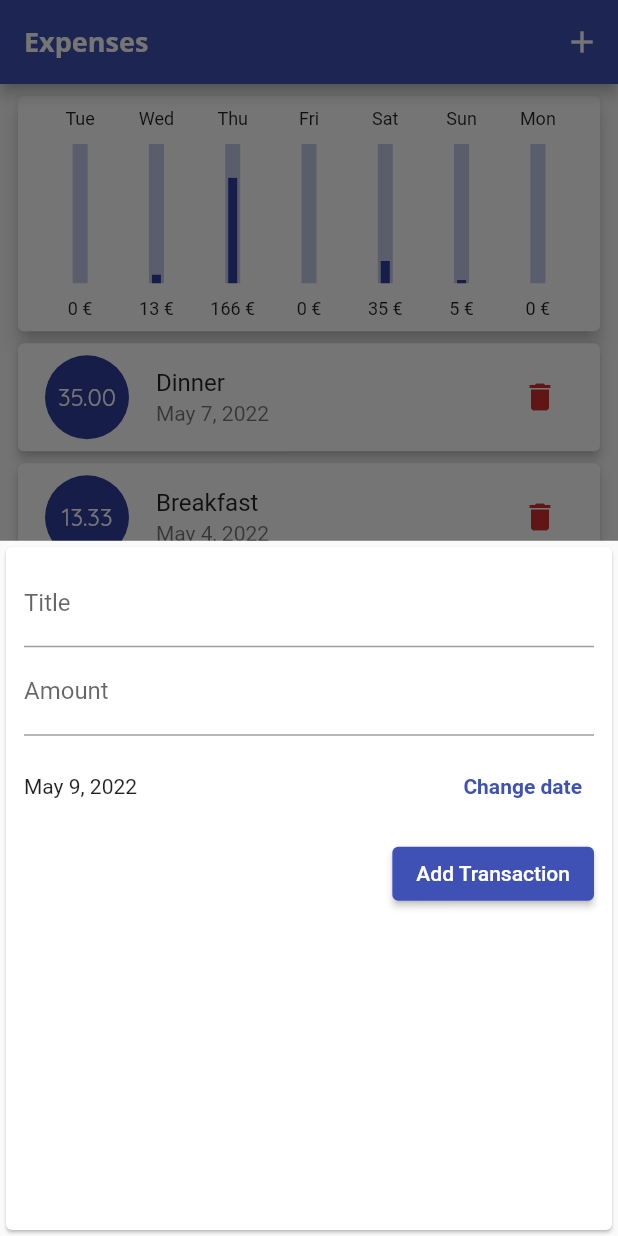
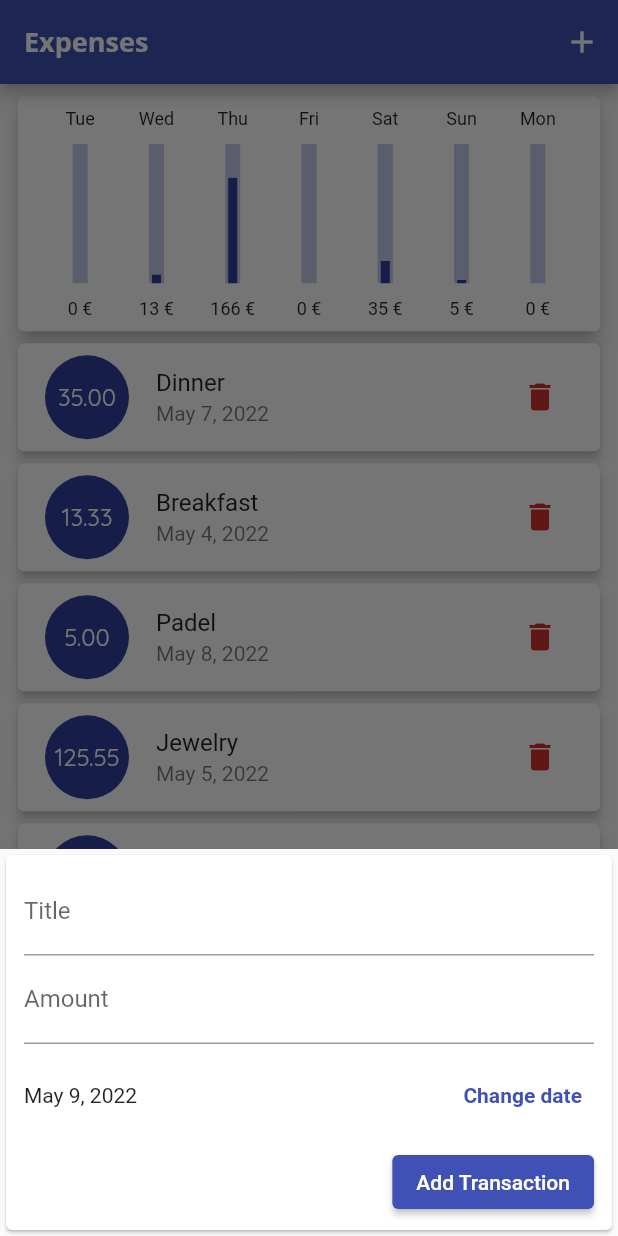
Before and after one commit to notariorob/expense_app, a Flutter app: the screen it shows after launch, after a tap on the "add" icon, on a phone screen of 412 x 824 dp. Run offline on Flutter 3.47's test engine with Material 2 defaults, Android fonts, the phone set to English and light mode, and no system bars.

Commit message:
adapt bottom sheet for landscape mode

```diff
--- a/lib/pages/home.dart
+++ b/lib/pages/home.dart
@@ -100,9 +100,15 @@ class _HomeState extends State<Home> {
 
   void _startAddTransaction() {
     showModalBottomSheet(
+      isScrollControlled: true,
       context: context,
-      builder: (buildContext) =>
-          TransactionForm(onAddTransaction: _addTransaction),
+      builder: (buildContext) => SingleChildScrollView(
+        child: Padding(
+          padding:
+              EdgeInsets.only(bottom: MediaQuery.of(context).viewInsets.bottom),
+          child: TransactionForm(onAddTransaction: _addTransaction),
+        ),
+      ),
     );
   }
 
--- a/lib/ui/transaction_form.dart
+++ b/lib/ui/transaction_form.dart
@@ -52,6 +52,7 @@ class _TransactionFormState extends State<TransactionForm> {
           horizontal: 12,
         ),
         child: Column(
+          mainAxisSize: MainAxisSize.min,
           crossAxisAlignment: CrossAxisAlignment.end,
           children: [
             TextField(
```
